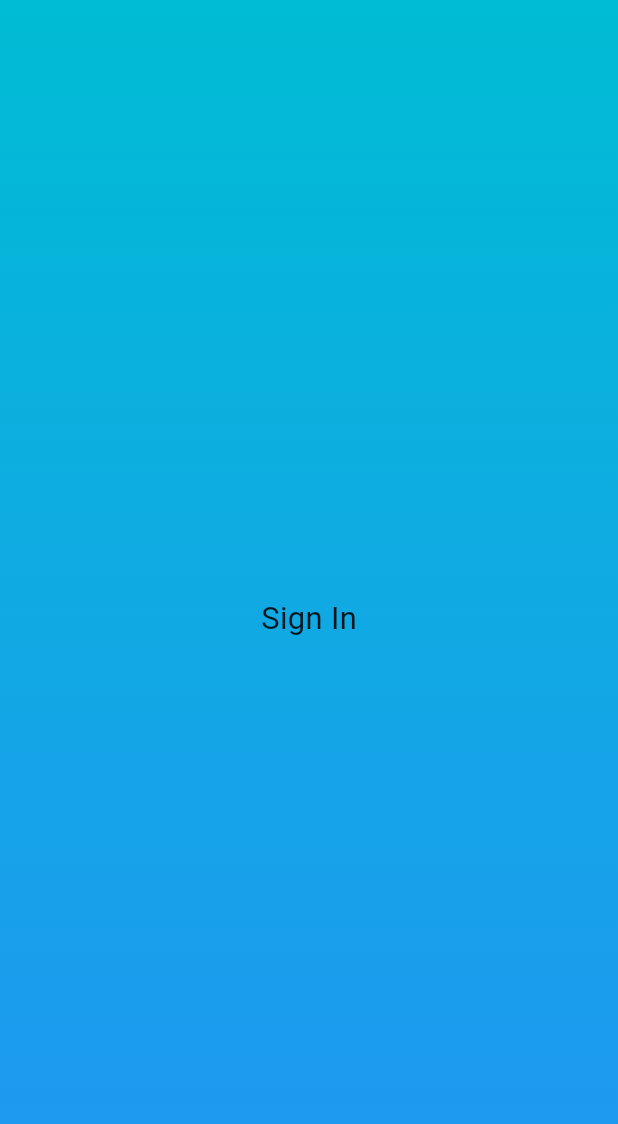
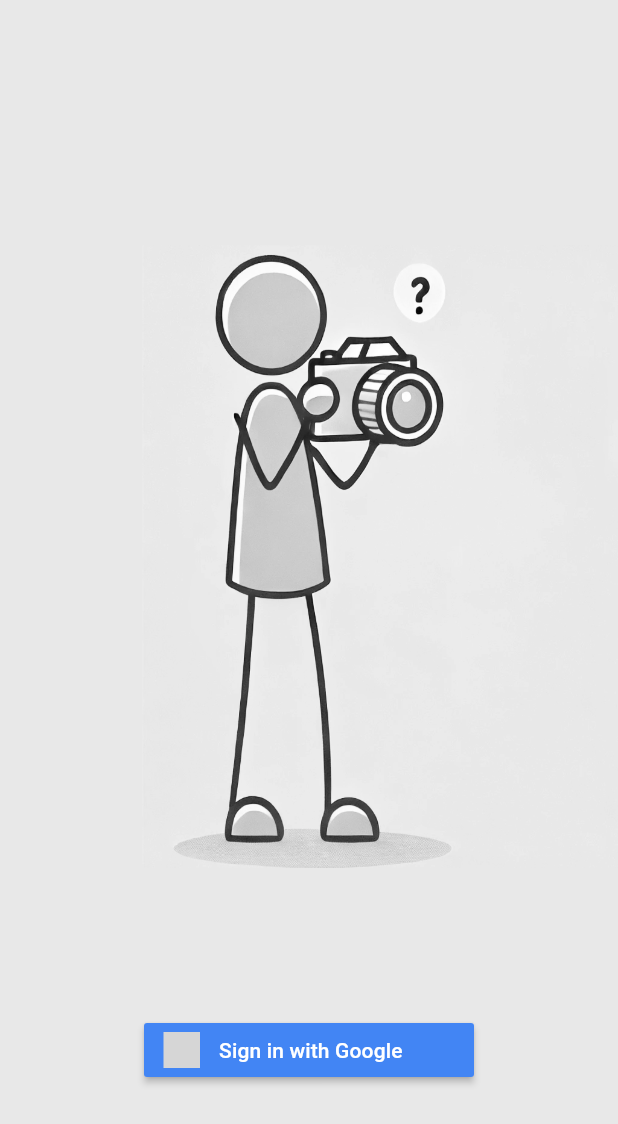
Before and after one commit to jhh78/what_this, a Flutter app: the screen it shows after launch, on a phone screen of 412 x 824 dp. Shown: the top 1124 px of the screen. Run offline on Flutter 3.47's test engine with Material 3 defaults, Android fonts, the phone set to English and light mode, and no system bars; drawn by our look-alikes of upgrader; our stand-ins replace firebase_auth, firebase_core, flutter_signin_button, get, google_sign_in, sign_in_with_apple; accounts and stored records are empty; generated files the repository leaves out were written again; Roboto replaces fonts that are missing (NotoSerifJP); grey boxes are pictures that could not be loaded.

Commit message:
애플, 구글 인증

```diff
--- a/lib/main.dart
+++ b/lib/main.dart
@@ -1,13 +1,18 @@
+import 'package:firebase_auth/firebase_auth.dart';
 import 'package:flutter/material.dart';
 import 'package:flutter/services.dart';
 import 'package:get/get.dart';
 import 'package:upgrader/upgrader.dart';
 import 'package:whats_this/screen/home.dart';
 import 'package:whats_this/screen/sign_in.dart';
-import 'package:whats_this/util/styles.dart';
+import 'package:firebase_core/firebase_core.dart';
+import 'firebase_options.dart';
 
-void main() {
+void main() async {
   WidgetsFlutterBinding.ensureInitialized();
+  await Firebase.initializeApp(
+    options: DefaultFirebaseOptions.currentPlatform,
+  );
   SystemChrome.setPreferredOrientations([
     DeviceOrientation.portraitUp,
     DeviceOrientation.portraitDown,
@@ -21,26 +26,26 @@ class MyApp extends StatelessWidget {
 
   @override
   Widget build(BuildContext context) {
+    final User? currentUser = FirebaseAuth.instance.currentUser;
+
     return GetMaterialApp(
       themeMode: ThemeMode.dark,
-      theme: ThemeData(
-        useMaterial3: true,
-      ),
       darkTheme: ThemeData(
         useMaterial3: true,
-        brightness: Brightness.dark,
-        primarySwatch: Colors.blue,
         scaffoldBackgroundColor: Colors.black,
+        appBarTheme: AppBarTheme(
+          backgroundColor: Colors.black,
+          iconTheme: IconThemeData(color: Colors.white),
+        ),
         bottomNavigationBarTheme: BottomNavigationBarThemeData(
           backgroundColor: Colors.black,
-          selectedItemColor: Colors.white,
+          selectedItemColor: Colors.amber,
           unselectedItemColor: Colors.grey,
         ),
-        textTheme: getTextTheme(context, Colors.black87),
       ),
       home: UpgradeAlert(
         dialogStyle: UpgradeDialogStyle.cupertino,
-        child: SignInScreen(),
+        child: currentUser != null ? HomeScreen() : SignInScreen(),
       ),
     );
   }
--- a/lib/screen/home.dart
+++ b/lib/screen/home.dart
@@ -1,8 +1,5 @@
-import 'dart:developer';
-
 import 'package:flutter/material.dart';
 import 'package:get/get.dart';
-import 'package:get/get_core/src/get_main.dart';
 import 'package:whats_this/provider/home.dart';
 import 'package:whats_this/screen/add_question.dart';
 import 'package:whats_this/screen/comment.dart';
--- a/lib/screen/sign_in.dart
+++ b/lib/screen/sign_in.dart
@@ -1,37 +1,66 @@
+import 'dart:developer';
+import 'dart:io';
+
+import 'package:flutter/foundation.dart';
 import 'package:flutter/material.dart';
+import 'package:flutter_signin_button/button_list.dart';
+import 'package:flutter_signin_button/button_view.dart';
 import 'package:get/get.dart';
 import 'package:whats_this/screen/home.dart';
+import 'package:whats_this/service/auth.dart';
 
 class SignInScreen extends StatelessWidget {
   const SignInScreen({super.key});
+
+  Future<void> _handleSignIn() async {
+    try {
+      if (Platform.isAndroid) {
+        await AuthService.signInWithGoogle();
+      } else if (Platform.isIOS) {
+        await AuthService.signInWithApple();
+      }
+
+      Get.offAll(() => HomeScreen(), transition: Transition.fade);
+    } catch (error) {
+      log(error.toString());
+    }
+  }
 
   @override
   Widget build(BuildContext context) {
     return PopScope(
       canPop: false,
       child: Scaffold(
-        body: SafeArea(
-          child: InkWell(
-            onTap: () {
-              Get.offAll(() => HomeScreen(), transition: Transition.fade);
-            },
-            child: Container(
-              alignment: Alignment.center,
-              decoration: BoxDecoration(
-                gradient: LinearGradient(
-                  begin: Alignment.topCenter,
-                  end: Alignment.bottomCenter,
-                  colors: [
-                    Colors.cyan,
-                    Colors.blue,
+        body: Stack(
+          children: [
+            Positioned.fill(
+              child: Image.asset(
+                "assets/signIn.png",
+                fit: BoxFit.fill,
+              ),
+            ),
+            Align(
+              alignment: Alignment.bottomCenter,
+              child: Padding(
+                padding: const EdgeInsets.only(bottom: 100, left: 30, right: 30),
+                child: Column(
+                  mainAxisSize: MainAxisSize.min,
+                  children: [
+                    if (Platform.isAndroid)
+                      SignInButton(
+                        Buttons.GoogleDark,
+                        onPressed: _handleSignIn,
+                      ),
+                    if (Platform.isIOS)
+                      SignInButton(
+                        Buttons.AppleDark,
+                        onPressed: _handleSignIn,
+                      ),
                   ],
                 ),
               ),
-              child: Text(
-                'Sign In',
-              ),
             ),
-          ),
+          ],
         ),
       ),
     );
```
Also changed, not shown: lib/screen/my_question.dart (+23 -2 lines), lib/service/auth.dart (added, +104 -0 lines), pubspec.yaml (+7 -3 lines), assets/signIn.png (added), assets/signin.google.dark.png (added), pubspec.lock, 8 other files.
